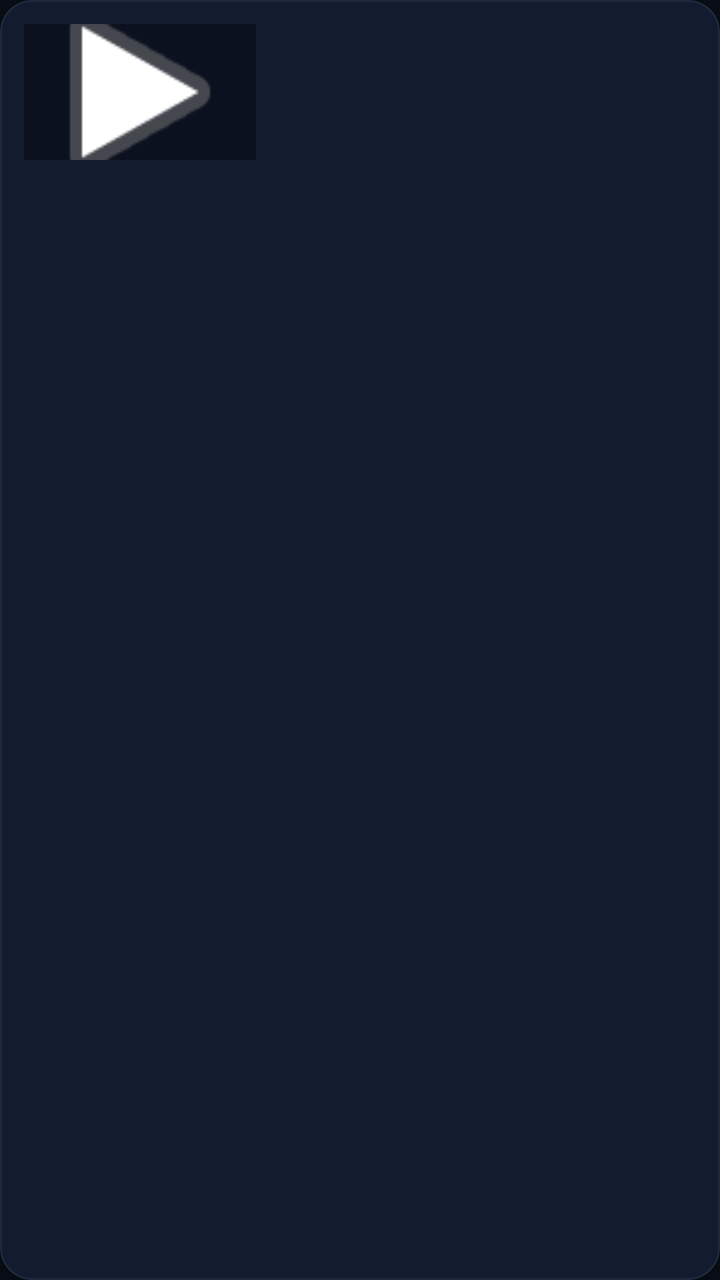
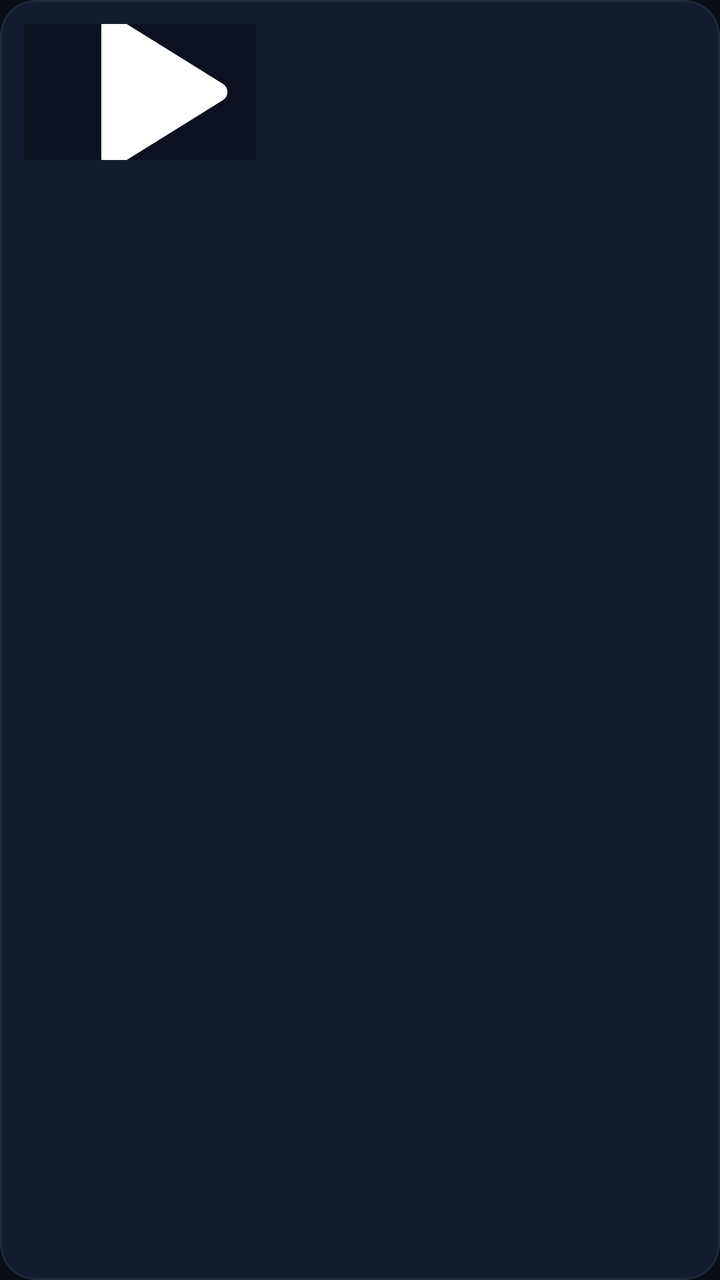

Before-and-after screenshots of an Android layout around one commit, followed by the original layout XML and the change that was made.
<!-- AndroidManifest.xml: application theme Theme.PureVideoPlayer -->
<!-- res/layout/item_media.xml -->
<?xml version="1.0" encoding="utf-8"?>
<com.google.android.material.card.MaterialCardView xmlns:android="http://schemas.android.com/apk/res/android"
    xmlns:app="http://schemas.android.com/apk/res-auto"
    android:layout_width="match_parent"
    android:layout_height="wrap_content"
    android:layout_marginStart="8dp"
    android:layout_marginTop="6dp"
    android:layout_marginEnd="8dp"
    android:layout_marginBottom="6dp"
    app:cardBackgroundColor="#131C2E"
    app:cardCornerRadius="16dp"
    app:cardElevation="3dp"
    app:strokeColor="#1E293B"
    app:strokeWidth="1dp">

    <LinearLayout
        android:id="@+id/itemContentLayout"
        android:layout_width="match_parent"
        android:layout_height="wrap_content"
        android:gravity="center_vertical"
        android:orientation="horizontal"
        android:padding="12dp">

        <FrameLayout
            android:id="@+id/thumbContainer"
            android:layout_width="116dp"
            android:layout_height="68dp">

            <ImageView
                android:id="@+id/ivIcon"
                android:layout_width="match_parent"
                android:layout_height="match_parent"
                android:background="#0B111E"
                android:scaleType="centerCrop"
                android:src="@android:drawable/ic_media_play" />

            
            <TextView
                android:id="@+id/tvNewBadge"
                android:layout_width="wrap_content"
                android:layout_height="wrap_content"
                android:layout_gravity="top|start"
                android:layout_margin="4dp"
                android:background="#E610B981"
                android:paddingStart="6dp"
                android:paddingTop="1dp"
                android:paddingEnd="6dp"
                android:paddingBottom="1dp"
                android:text="NEW"
                android:textColor="#FFFFFF"
                android:textSize="9.5sp"
                android:textStyle="bold"
                android:visibility="gone" />

            <TextView
                android:id="@+id/tvDurationBadge"
                android:layout_width="wrap_content"
                android:layout_height="wrap_content"
                android:layout_gravity="bottom|end"
                android:layout_margin="4dp"
                android:background="#CC000000"
                android:paddingStart="6dp"
                android:paddingTop="2dp"
                android:paddingEnd="6dp"
                android:paddingBottom="2dp"
                android:text="00:00"
                android:textColor="#FFFFFF"
                android:textSize="11sp"
                android:textStyle="bold"
                android:visibility="gone" />
        </FrameLayout>

        <LinearLayout
            android:id="@+id/textContainer"
            android:layout_width="0dp"
            android:layout_height="wrap_content"
            android:layout_marginStart="14dp"
            android:layout_weight="1"
            android:orientation="vertical">

            <TextView
                android:id="@+id/tvTitle"
                android:layout_width="match_parent"
                android:layout_height="wrap_content"
                android:ellipsize="end"
                android:maxLines="2"
                android:textColor="#FFFFFF"
                android:textSize="15sp"
                android:textStyle="bold" />

            <TextView
                android:id="@+id/tvSubtitle"
                android:layout_width="match_parent"
                android:layout_height="wrap_content"
                android:layout_marginTop="5dp"
                android:ellipsize="end"
                android:maxLines="1"
                android:textColor="#94A3B8"
                android:textSize="12sp" />
        </LinearLayout>
    </LinearLayout>
</com.google.android.material.card.MaterialCardView>
<!-- resources referenced by this layout -->
<resources>
  <style name="Theme.PureVideoPlayer" parent="Theme.Material3.Dark.NoActionBar">
          <item name="colorPrimary">@color/accent_blue</item>
          <item name="android:windowBackground">@color/bg_dark</item>
          <item name="android:statusBarColor">@color/surface_dark</item>
          <item name="android:navigationBarColor">@color/bg_dark</item>
      </style>
  <color name="accent_blue">#38BDF8</color>
  <color name="bg_dark">#090D16</color>
  <color name="surface_dark">#131C2E</color>
</resources>

<!-- the commit's change to res/layout/item_media.xml (unified diff, before → after) -->
@@ -8,7 +8,7 @@
     android:layout_marginEnd="8dp"
     android:layout_marginBottom="6dp"
     app:cardBackgroundColor="#131C2E"
-    app:cardCornerRadius="16dp"
+    app:cardCornerRadius="18dp"
     app:cardElevation="3dp"
     app:strokeColor="#1E293B"
     app:strokeWidth="1dp">
@@ -32,7 +32,7 @@
                 android:layout_height="match_parent"
                 android:background="#0B111E"
                 android:scaleType="centerCrop"
-                android:src="@android:drawable/ic_media_play" />
+                android:src="@drawable/ic_play_modern" />
 
             
             <TextView
<!-- resource entries referenced after the edit -->
@@ -1,5 +1,16 @@
 <!-- resources referenced by this layout -->
 <resources>
+  <!-- drawable ic_play_modern (drawable) -->
+  <?xml version="1.0" encoding="utf-8"?>
+  <vector xmlns:android="http://schemas.android.com/apk/res/android"
+      android:width="24dp"
+      android:height="24dp"
+      android:viewportWidth="24"
+      android:viewportHeight="24">
+      <path
+          android:fillColor="#FFFFFF"
+          android:pathData="M8,5.14v13.72c0,0.79 0.87,1.27 1.54,0.84l11.04,-6.86c0.62,-0.39 0.62,-1.29 0,-1.69L9.54,4.3C8.87,3.87 8,4.35 8,5.14z" />
+  </vector>
   <style name="Theme.PureVideoPlayer" parent="Theme.Material3.Dark.NoActionBar">
           <item name="colorPrimary">@color/accent_blue</item>
           <item name="android:windowBackground">@color/bg_dark</item>
